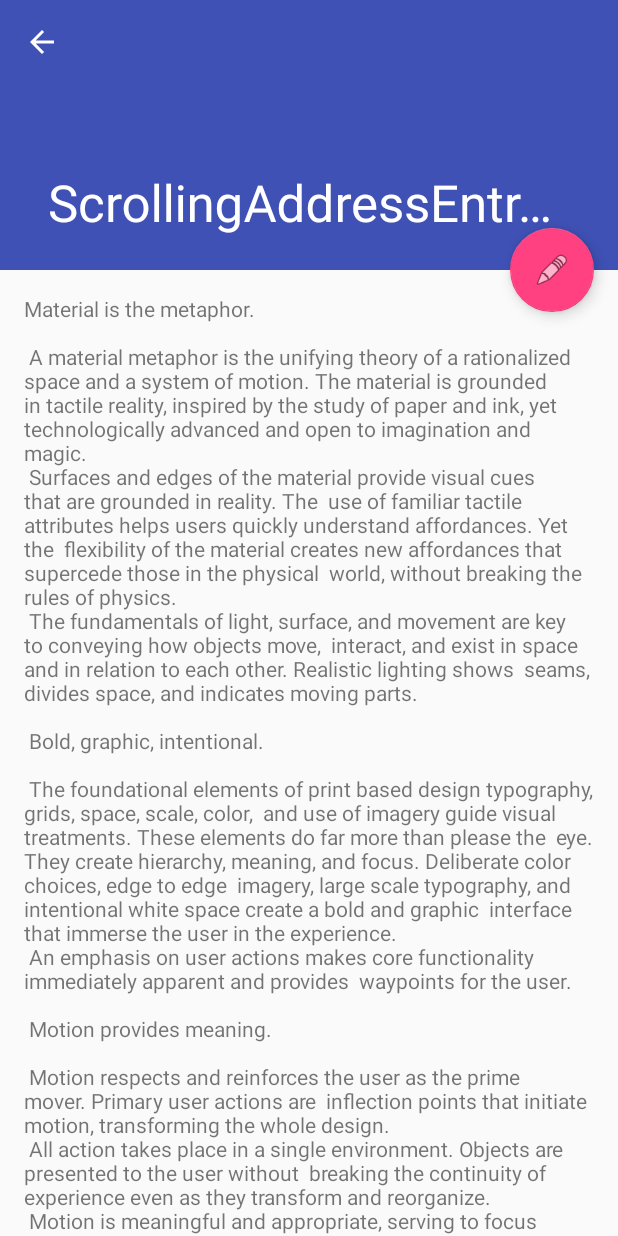
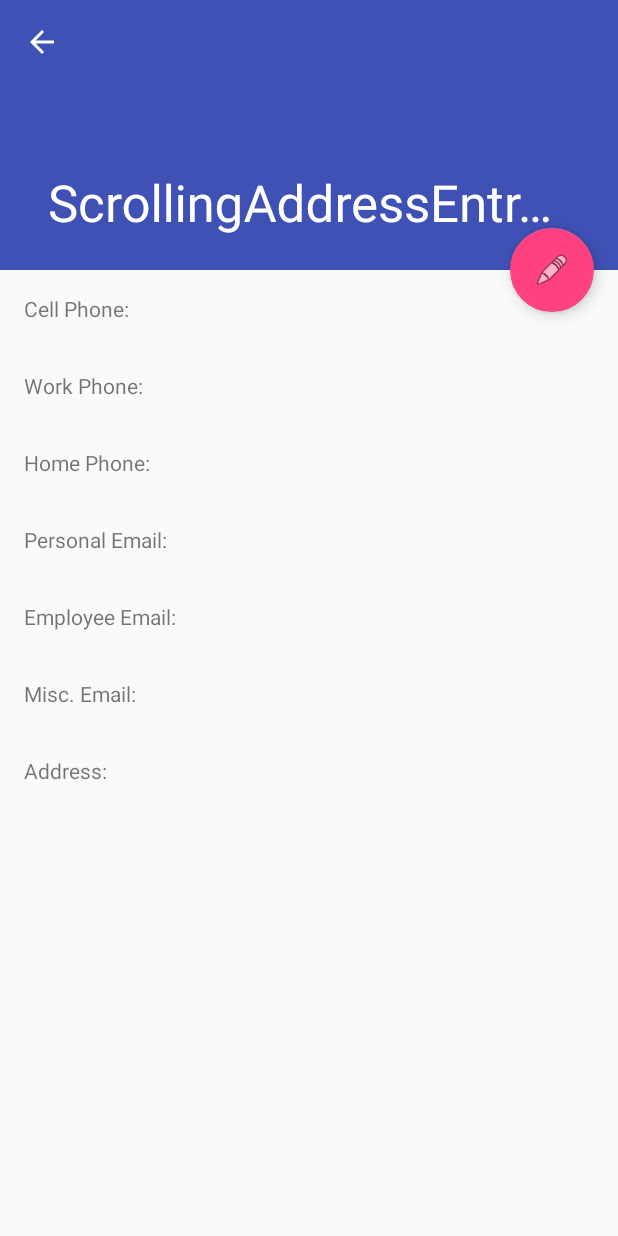
Before and after one commit to conjenks/android-address-book, an Android app: the ScrollingAddressEntryActivity screen opened directly, with no data from a screen before it, on a phone screen of 412 x 824 dp. Run offline under Robolectric (Android 15) with nearby library versions, the phone set to English and light mode, and no system bars; 2 statements that could not run were skipped.

Commit message:
filling in entry activity xml

```diff
--- a/app/src/main/java/com/connor/android_address_book/EditAddressActivity.java
+++ b/app/src/main/java/com/connor/android_address_book/EditAddressActivity.java
@@ -16,14 +16,6 @@ public class EditAddressActivity extends AppCompatActivity {
         Toolbar toolbar = (Toolbar) findViewById(R.id.toolbar);
         setSupportActionBar(toolbar);
 
-        FloatingActionButton fab = (FloatingActionButton) findViewById(R.id.fab);
-        fab.setOnClickListener(new View.OnClickListener() {
-            @Override
-            public void onClick(View view) {
-                Snackbar.make(view, "Replace with your own action", Snackbar.LENGTH_LONG)
-                        .setAction("Action", null).show();
-            }
-        });
         getSupportActionBar().setDisplayHomeAsUpEnabled(true);
     }
 }
--- a/app/src/main/java/com/connor/android_address_book/ScrollingAddressEntryActivity.java
+++ b/app/src/main/java/com/connor/android_address_book/ScrollingAddressEntryActivity.java
@@ -1,5 +1,6 @@
 package com.connor.android_address_book;
 
+import android.content.Context;
 import android.content.Intent;
 import android.database.Cursor;
 import android.database.DatabaseUtils;
@@ -22,32 +23,55 @@ public class ScrollingAddressEntryActivity extends AppCompatActivity {
         setContentView(R.layout.activity_scrolling_address_entry);
 
         Intent intent = getIntent();
-        String id = intent.getStringExtra("ID");
+        final String id = intent.getStringExtra("ID");
 
         AddressDatabaseHelper dbHelper = new AddressDatabaseHelper(this);
         SQLiteDatabase db = dbHelper.getWritableDatabase();
 
         // select the row with the _id of the intent we received
-        Cursor c = db.query(AddressDatabaseContract.AddressTable.TABLE_NAME, new String[] {"name", "_id"}, "_id='" + id + "'", null, null, null, null);
+        Cursor c = db.query(AddressDatabaseContract.AddressTable.TABLE_NAME, null, "_id='" + id + "'", null, null, null, null);
         c.moveToFirst();
-        int indexName = c.getColumnIndex(AddressDatabaseContract.AddressTable.NAME);
+        final int Name = c.getColumnIndex(AddressDatabaseContract.AddressTable.NAME);
 
         Toolbar toolbar = (Toolbar) findViewById(R.id.toolbar);
-        toolbar.setTitle(c.getString(indexName)); // make the title the current contact's name
+        toolbar.setTitle(c.getString(Name)); // make the title of the activity the current contact's name
         setSupportActionBar(toolbar);
 
+        final Context context = this;
         FloatingActionButton fab = (FloatingActionButton) findViewById(R.id.fab);
         fab.setOnClickListener(new View.OnClickListener() {
             @Override
-            public void onClick(View view) {
-                Snackbar.make(view, "Replace with your own action", Snackbar.LENGTH_LONG)
-                        .setAction("Action", null).show();
+            public void onClick(View view) { // make the edit button start the edit activity
+                Intent intent = new Intent(context, EditAddressActivity.class);
+                intent.putExtra("ID", id);
+                startActivity(intent);
             }
         });
 
+        // getDrawable is deprecated but line doesn't work when I remove it?
         Drawable d = getResources().getDrawable(android.R.drawable.ic_menu_edit); // change icon of fab
         fab.setImageDrawable(d);
 
         getSupportActionBar().setDisplayHomeAsUpEnabled(true);
+
+        for (int i = 1; i < 11; ++i) {
+            if (c.getString(i) != null) {
+
+            }
+        }
+
     }
 }
+
+//    final int Cell = c.getColumnIndex(AddressDatabaseContract.AddressTable.CELL);
+//        final int Work = c.getColumnIndex(AddressDatabaseContract.AddressTable.WORK);
+//        final int Home = c.getColumnIndex(AddressDatabaseContract.AddressTable.HOME);
+//
+//        final int Personal = c.getColumnIndex(AddressDatabaseContract.AddressTable.PERSONAL);
+//        final int Employee = c.getColumnIndex(AddressDatabaseContract.AddressTable.EMPLOYEE);
+//        final int Misc = c.getColumnIndex(AddressDatabaseContract.AddressTable.MISC);
+//
+//        final int Line1 = c.getColumnIndex(AddressDatabaseContract.AddressTable.LINE1);
+//        final int Line2 = c.getColumnIndex(AddressDatabaseContract.AddressTable.LINE2);
+//        final int CityState = c.getColumnIndex(AddressDatabaseContract.AddressTable.CITYSTATE);
+//        final int ZipCode = c.getColumnIndex(AddressDatabaseContract.AddressTable.ZIPCODE);
--- a/app/src/main/res/layout/activity_edit_address.xml
+++ b/app/src/main/res/layout/activity_edit_address.xml
@@ -34,13 +34,4 @@
 
     <include layout="@layout/content_edit_address" />
 
-    <android.support.design.widget.FloatingActionButton
-        android:id="@+id/fab"
-        android:layout_width="wrap_content"
-        android:layout_height="wrap_content"
-        android:layout_margin="@dimen/fab_margin"
-        app:layout_anchor="@id/app_bar"
-        app:layout_anchorGravity="bottom|end"
-        app:srcCompat="@android:drawable/ic_dialog_email" />
-
 </android.support.design.widget.CoordinatorLayout>
--- a/app/src/main/res/layout/content_scrolling_address_entry.xml
+++ b/app/src/main/res/layout/content_scrolling_address_entry.xml
@@ -7,10 +7,64 @@
     app:layout_behavior="@string/appbar_scrolling_view_behavior"
     tools:context="com.connor.android_address_book.ScrollingAddressEntryActivity">
 
-    <TextView
+    <RelativeLayout
         android:layout_width="wrap_content"
-        android:layout_height="wrap_content"
-        android:layout_margin="@dimen/text_margin"
-        android:text="@string/large_text" />
+        android:layout_height="wrap_content">
 
+        <TextView
+            android:layout_width="wrap_content"
+            android:layout_height="wrap_content"
+            android:layout_margin="@dimen/text_margin"
+            android:id="@+id/cell"
+            android:text="Cell Phone:" />
+
+        <TextView
+            android:layout_width="wrap_content"
+            android:layout_height="wrap_content"
+            android:layout_margin="@dimen/text_margin"
+            android:id="@+id/work"
+            android:layout_below="@id/cell"
+            android:text="Work Phone:" />
+
+        <TextView
+            android:layout_width="wrap_content"
+            android:layout_height="wrap_content"
+            android:layout_margin="@dimen/text_margin"
+            android:id="@+id/home"
+            android:layout_below="@id/work"
+            android:text="Home Phone:" />
+
+        <TextView
+            android:layout_width="wrap_content"
+            android:layout_height="wrap_content"
+            android:layout_margin="@dimen/text_margin"
+            android:id="@+id/personal"
+            android:layout_below="@id/home"
+            android:text="Personal Email:" />
+
+        <TextView
+            android:layout_width="wrap_content"
+            android:layout_height="wrap_content"
+            android:layout_margin="@dimen/text_margin"
+            android:id="@+id/employee"
+            android:layout_below="@id/personal"
+            android:text="Employee Email:" />
+
+        <TextView
+            android:layout_width="wrap_content"
+            android:layout_height="wrap_content"
+            android:layout_margin="@dimen/text_margin"
+            android:id="@+id/misc"
+            android:layout_below="@id/employee"
+            android:text="Misc. Email:" />
+
+        <TextView
+            android:layout_width="wrap_content"
+            android:layout_height="wrap_content"
+            android:layout_margin="@dimen/text_margin"
+            android:id="@+id/address"
+            android:layout_below="@id/misc"
+            android:text="Address:" />
+
+    </RelativeLayout>
 </android.support.v4.widget.NestedScrollView>
```
